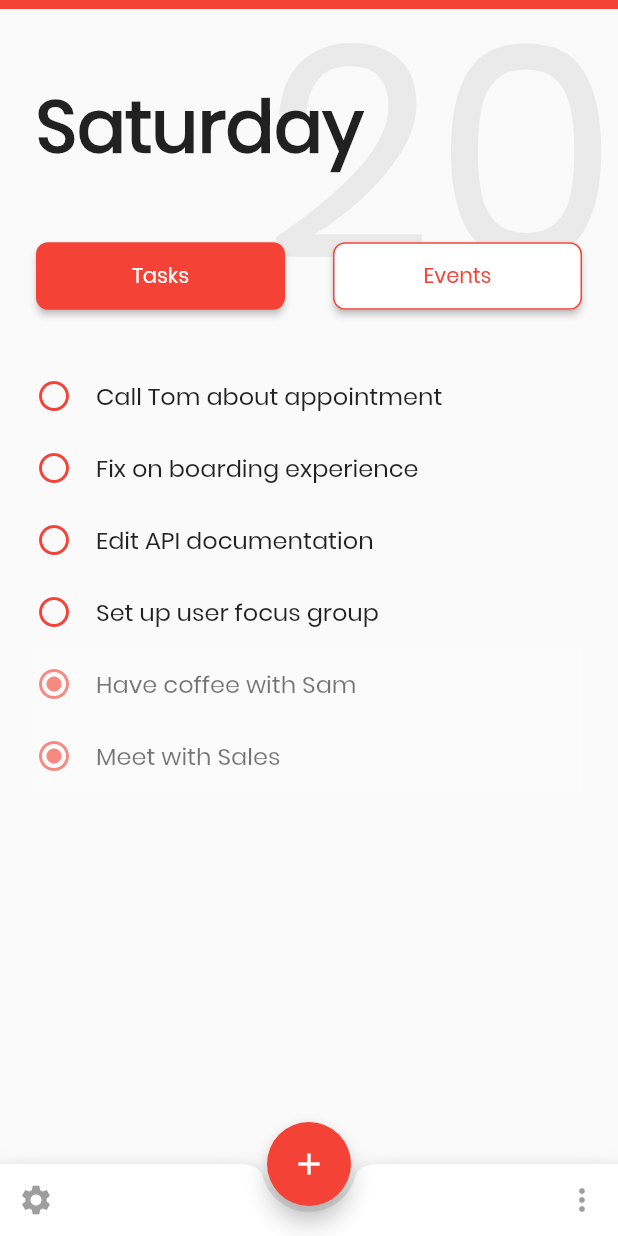
After one commit to sidsbrmnn/todo_app, a Flutter app: the screen it shows after launch, on a phone screen of 412 x 824 dp. The commit adds this screen. Run offline on Flutter 3.47's test engine with Material 2 defaults, Android fonts, the phone set to English and light mode, and no system bars.

Commit message:
function of addition, deletion and change in state of tasks done

```diff
--- a/lib/main.dart
+++ b/lib/main.dart
@@ -1,5 +1,7 @@
 import 'package:flutter/material.dart';
 import 'package:flutter/services.dart';
+import 'package:provider/provider.dart';
+import 'package:todo_app/src/tasks/models/tasks_data.dart';
 
 import 'src/home_page.dart';
 
@@ -17,7 +19,9 @@ void main() {
 class MyApp extends StatelessWidget {
   @override
   Widget build(BuildContext context) {
-    return MaterialApp(
+    return ChangeNotifierProvider(
+      create: (context) => TasksData(),
+      child: MaterialApp(
         debugShowCheckedModeBanner: false,
         title: 'Todo App',
         theme: ThemeData(
@@ -25,6 +29,7 @@ class MyApp extends StatelessWidget {
           fontFamily: 'Poppins',
         ),
         home: MyHomePage(),
+      ),
     );
   }
 }
--- a/lib/src/home_page.dart
+++ b/lib/src/home_page.dart
@@ -1,11 +1,13 @@
 import 'package:flutter/material.dart';
 import 'package:intl/intl.dart';
+import 'package:todo_app/src/tasks/Widgets/tasks_list.dart';
+import 'package:todo_app/src/tasks/screens/add_task_screen.dart';
 import 'add_event_page.dart';
-import 'add_task_page.dart';
 import 'events_page.dart';
 import 'models.dart';
-import 'tasks_page.dart';
 import 'widgets/custom_button.dart';
+
+
 
 class MyHomePage extends StatefulWidget {
   @override
@@ -17,8 +19,8 @@ class _MyHomePageState extends State<MyHomePage> {
     PageType.Tasks: AppPage(
       name: 'Tasks',
       pageType: PageType.Tasks,
-      component: TasksPage(),
-      newItemPage: AddTaskPage(),
+      component: TasksList(),
+      newItemPage: AddTaskScreen(),
     ),
     PageType.Events: AppPage(
       name: 'Events',
--- /dev/null
+++ b/lib/src/tasks/Widgets/task_tile.dart
@@ -0,0 +1,68 @@
+import 'package:flutter/material.dart';
+
+class TaskTile extends StatelessWidget {
+  final bool isChecked;
+  final String taskTitle;
+  final Function checkboxCallback;
+  final Function longPressCallback;
+
+  TaskTile(
+      {this.isChecked,
+      this.taskTitle,
+      this.checkboxCallback,
+      this.longPressCallback,});
+
+  @override
+  Widget build(BuildContext context) {
+    return GestureDetector(
+      onTap:  checkboxCallback,
+      onLongPress: longPressCallback,
+      child: Container(
+        foregroundDecoration:
+            isChecked ? BoxDecoration(color: Color(0x60FDFDFD)) : null,
+        child: Padding(
+          padding: EdgeInsets.symmetric(vertical: 12.0),
+          child: Row(
+            mainAxisAlignment: MainAxisAlignment.start,
+            crossAxisAlignment: CrossAxisAlignment.center,
+            children: <Widget>[
+//              Checkbox(
+//                value: isChecked,
+//                activeColor: Theme.of(context).accentColor,
+//                onChanged: checkboxCallback,
+//              ),
+              Icon(
+                isChecked ?  Icons.radio_button_checked : Icons.radio_button_unchecked,
+                color: Theme.of(context).accentColor,
+                size: 24.0,
+              ),
+              SizedBox(
+                width: 16.0,
+              ),
+              Text(
+                taskTitle,
+                style: TextStyle(fontSize: 16.0),
+              )
+            ],
+          ),
+        ),
+      ),
+    );
+
+//    return ListTile(
+//      onLongPress: longPressCallback,
+//      title: Text(
+//        taskTitle,
+//        style: TextStyle(
+//          color: Colors.black,
+//          decoration: isChecked ? TextDecoration.lineThrough: null,
+//        ),
+//      ),
+//      leading: Checkbox(
+//        value: isChecked,
+//        activeColor: Theme.of(context).accentColor,
+//        onChanged: checkboxCallback,
+//      ),
+//    );
+  }
+}
--- /dev/null
+++ b/lib/src/tasks/Widgets/tasks_list.dart
@@ -0,0 +1,35 @@
+import 'package:flutter/material.dart';
+import '../Widgets/task_tile.dart';
+import 'package:provider/provider.dart';
+import '../models/tasks_data.dart';
+
+class TasksList extends StatelessWidget {
+
+  @override
+  Widget build(BuildContext context) {
+    return Padding(
+      padding: EdgeInsets.symmetric(horizontal: 24.0, vertical: 8.0),
+      child: Consumer<TasksData>(
+        builder: (context, taskData, child){
+          return ListView.builder(
+            itemBuilder: (context, index) {
+              final task = taskData.tasks[index];
+              return TaskTile(
+                taskTitle: task.task,
+                isChecked: task.isComplete,
+                checkboxCallback: () {
+                  taskData.updateTask(task);
+                },
+                longPressCallback: (){
+                  taskData.deleteTask(task);
+
+                },
+              );
+            },
+            itemCount: taskData.taskCount,
+          );
+        },
+      ),
+    );
+  }
+}
--- /dev/null
+++ b/lib/src/tasks/models/task.dart
@@ -0,0 +1,10 @@
+class Task{
+  final String  task;
+  bool isComplete;
+
+  Task({this.task, this.isComplete = false});
+
+  void toggleDone(){
+    isComplete = !isComplete;
+  }
+}
--- /dev/null
+++ b/lib/src/tasks/models/tasks_data.dart
@@ -0,0 +1,33 @@
+import 'package:flutter/foundation.dart';
+import 'task.dart';
+import 'dart:collection';
+
+class TasksData extends ChangeNotifier{
+  List<Task> _tasks = [Task(task: 'Call Tom about appointment', isComplete: false),
+    Task(task: 'Fix on boarding experience', isComplete: false),
+    Task(task: 'Edit API documentation', isComplete: false),
+    Task(task: 'Set up user focus group', isComplete: false),
+    Task(task: 'Have coffee with Sam', isComplete: true),
+    Task(task: 'Meet with Sales', isComplete: true)];
+  int get taskCount{
+    return _tasks.length;
+  }
+
+  UnmodifiableListView<Task> get tasks{
+    return UnmodifiableListView(_tasks);
+}
+
+  void addTask(String taskName){
+    _tasks.add(Task(task: taskName));
+    notifyListeners();
+  }
+  void updateTask(Task task){
+    task.toggleDone();
+    notifyListeners();
+  }
+
+  void deleteTask(Task task){
+    _tasks.remove(task);
+    notifyListeners();
+  }
+}
--- a/pubspec.yaml
+++ b/pubspec.yaml
@@ -12,6 +12,8 @@ dependencies:
 
     cupertino_icons: ^0.1.2
     intl: ^0.16.0
+    provider: ^4.1.3
+
 
 dev_dependencies:
     flutter_test:
```
Also changed, not shown: lib/src/tasks/screens/add_task_screen.dart (added, +62 -0 lines), lib/src/widgets/custom_textfield.dart (+8 -1 lines), pubspec.lock. Lines whose indentation alone changed are shown as unchanged.
